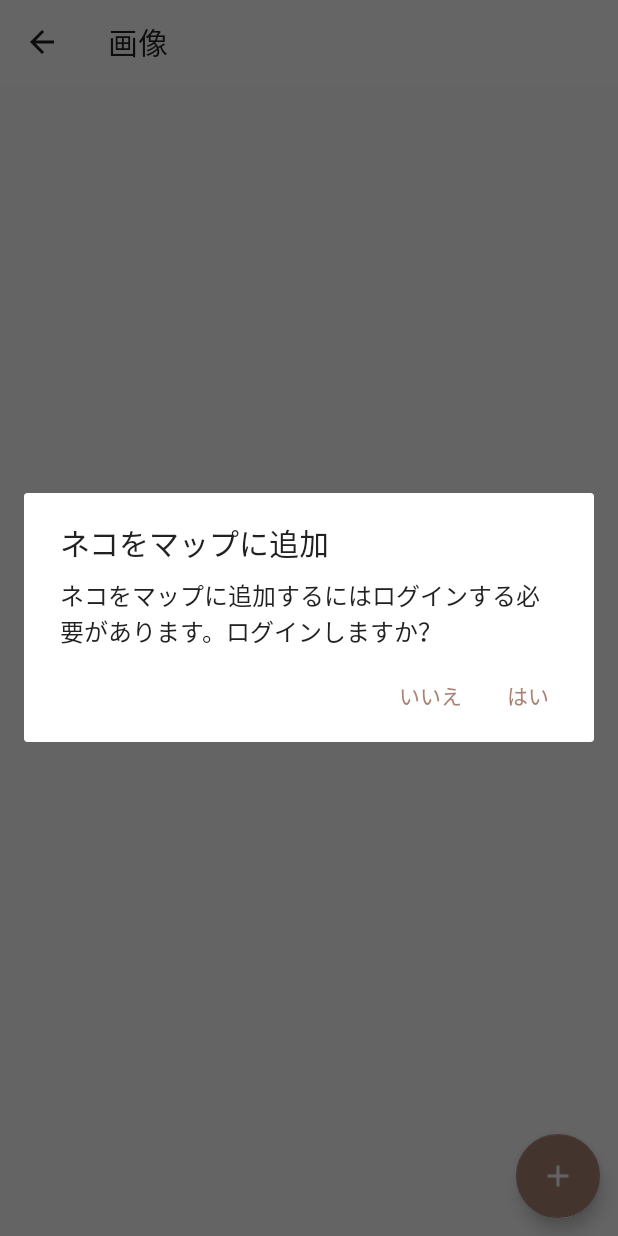
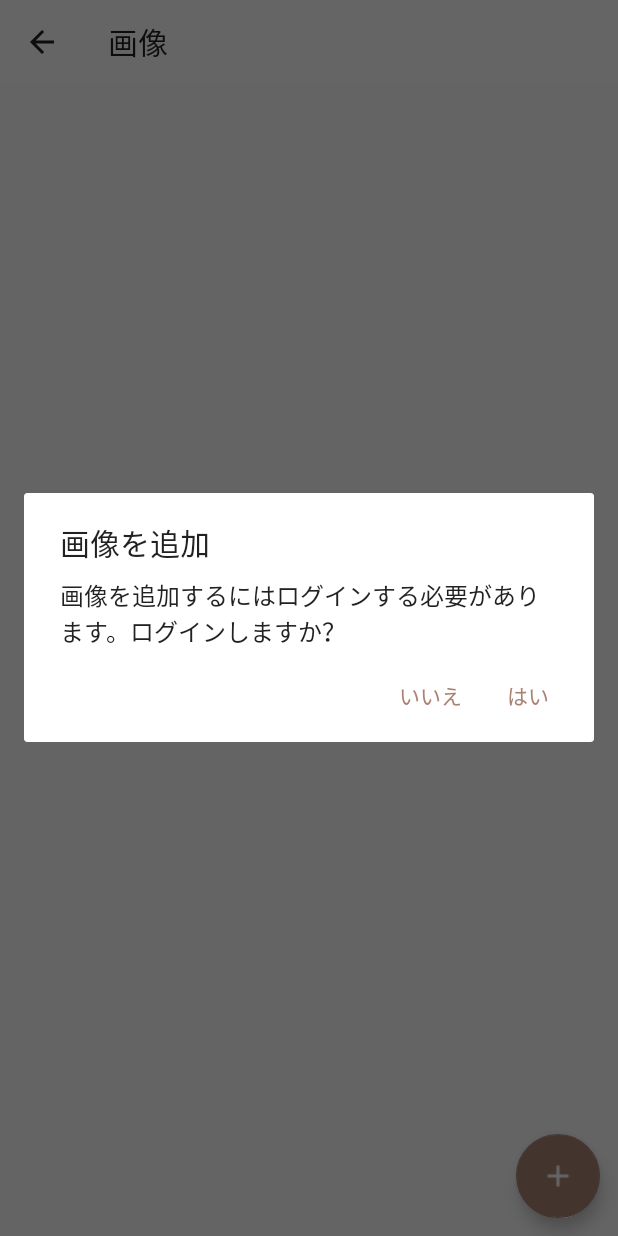
Before and after one commit to YokoMasa/cat-map, an Android app: the ImageListActivity screen opened directly, with no data from a screen before it, after a tap on an icon or button, on a phone screen of 412 x 824 dp. Run offline under Robolectric (Android 15) with nearby library versions, the phone set to English and light mode, and no system bars; pictures from the network do not load; 1 statement that could not run was skipped.

Commit message:
organized login part

```diff
--- a/app/src/main/java/com/masaworld/catmap/ui/activity/BaseActivity.java
+++ b/app/src/main/java/com/masaworld/catmap/ui/activity/BaseActivity.java
@@ -1,6 +1,8 @@
 package com.masaworld.catmap.ui.activity;
 
 import android.arch.lifecycle.Lifecycle;
+import android.content.Intent;
+import android.support.v4.app.DialogFragment;
 import android.support.v4.app.Fragment;
 import android.support.v4.app.FragmentTransaction;
 import android.support.v7.app.AppCompatActivity;
@@ -8,10 +10,11 @@ import android.widget.Toast;
 
 import com.masaworld.catmap.R;
 import com.masaworld.catmap.ui.fragment.LoadingFragment;
+import com.masaworld.catmap.ui.fragment.LoginCheckDialogFragment;
 import com.masaworld.catmap.ui.fragment.OnBackPressedListener;
 import com.masaworld.catmap.viewmodel.ViewEvent;
 
-public abstract class BaseActivity extends AppCompatActivity {
+public abstract class BaseActivity extends AppCompatActivity implements LoginCheckDialogFragment.LoginCheckCallback {
 
     private static final String LOADING_FRAGMENT_TAG = "loading";
 
@@ -28,6 +31,11 @@ public abstract class BaseActivity extends AppCompatActivity {
             showToast(e.getPayload());
             e.handled();
         }
+    }
+
+    protected void showLoginDialog(int title, int message) {
+        DialogFragment f = LoginCheckDialogFragment.get(title, message);
+        f.show(getSupportFragmentManager(), null);
     }
 
     protected boolean isEventExecutable(ViewEvent e) {
@@ -54,6 +62,12 @@ public abstract class BaseActivity extends AppCompatActivity {
     }
 
     @Override
+    public void onLoginAccepted() {
+        Intent intent = new Intent(this, LoginActivity.class);
+        startActivity(intent);
+    }
+
+    @Override
     public void onBackPressed() {
         for (Fragment f: getSupportFragmentManager().getFragments()) {
             if (f instanceof OnBackPressedListener) {
--- a/app/src/main/java/com/masaworld/catmap/ui/activity/ImageListActivity.java
+++ b/app/src/main/java/com/masaworld/catmap/ui/activity/ImageListActivity.java
@@ -89,8 +89,7 @@ public class ImageListActivity extends BaseActivity implements LoginCheckDialogF
 
     private void handleShowLoginDialogEvent(ViewEvent e) {
         if (isEventExecutable(e)) {
-            LoginCheckDialogFragment f = new LoginCheckDialogFragment();
-            f.show(getSupportFragmentManager(), null);
+            showLoginDialog(R.string.login_check_title_add_image, R.string.login_check_message_add_image);
             e.handled();
         }
     }
--- a/app/src/main/java/com/masaworld/catmap/ui/activity/LoginActivity.java
+++ b/app/src/main/java/com/masaworld/catmap/ui/activity/LoginActivity.java
@@ -21,7 +21,7 @@ import com.twitter.sdk.android.core.TwitterException;
 import com.twitter.sdk.android.core.TwitterSession;
 import com.twitter.sdk.android.core.identity.TwitterLoginButton;
 
-public class LoginActivity extends AppCompatActivity implements View.OnClickListener {
+public class LoginActivity extends BaseActivity implements View.OnClickListener {
 
     private LoginViewModel viewModel;
     private TwitterLoginButton twitterLoginButton;
@@ -47,10 +47,11 @@ public class LoginActivity extends AppCompatActivity implements View.OnClickList
     private void handleLoginFailedEvent(ViewEvent e) {
         buttonWrapper.setVisibility(View.VISIBLE);
         progressBar.setVisibility(View.GONE);
-        Toast.makeText(this, R.string.error_login_failed, Toast.LENGTH_SHORT).show();
+        showToast(R.string.error_login_failed);
     }
 
     private void handleLoginSuccessEvent(ViewEvent e) {
+        showToast(R.string.login_succeeded);
         onBackPressed();
     }
 
--- a/app/src/main/java/com/masaworld/catmap/ui/fragment/LoginCheckDialogFragment.java
+++ b/app/src/main/java/com/masaworld/catmap/ui/fragment/LoginCheckDialogFragment.java
@@ -12,7 +12,18 @@ import com.masaworld.catmap.R;
 
 public class LoginCheckDialogFragment extends DialogFragment {
 
+    private static final String EXTRA_TITLE = "extra_title";
+    private static final String EXTRA_MESSAGE = "extra_message";
     private LoginCheckCallback callback;
+
+    public static DialogFragment get(int titleId, int messageId) {
+        DialogFragment f = new LoginCheckDialogFragment();
+        Bundle bundle = new Bundle();
+        bundle.putInt(EXTRA_TITLE, titleId);
+        bundle.putInt(EXTRA_MESSAGE, messageId);
+        f.setArguments(bundle);
+        return f;
+    }
 
     @Override
     public void onAttach(Context context) {
@@ -25,9 +36,16 @@ public class LoginCheckDialogFragment extends DialogFragment {
     @NonNull
     @Override
     public Dialog onCreateDialog(Bundle savedInstanceState) {
+        Bundle bundle = getArguments();
+        if (bundle == null) {
+            throw new IllegalArgumentException("Please set arguments to this fragment before attaching.");
+        }
+
+        int titleId = bundle.getInt(EXTRA_TITLE);
+        int messageId = bundle.getInt(EXTRA_MESSAGE);
         return new AlertDialog.Builder(getContext())
-                .setTitle(R.string.login_check_title)
-                .setMessage(R.string.login_check_message)
+                .setTitle(titleId)
+                .setMessage(messageId)
                 .setPositiveButton(R.string.yes, (dialogInterface, i) -> {
                     notifyCallback();
                     dismiss();
--- a/app/src/main/res/values/strings.xml
+++ b/app/src/main/res/values/strings.xml
@@ -1,11 +1,16 @@
 <resources>
     <string name="app_name">CatMap</string>
     <string name="title_activity_maps">Map</string>
-    <string name="login_check_message">ネコをマップに追加するにはログインする必要があります。ログインしますか？</string>
-    <string name="login_check_title">ネコをマップに追加</string>
+    <string name="login_check_message_add_cat">ネコをマップに追加するにはログインする必要があります。ログインしますか？</string>
+    <string name="login_check_title_add_cat">ネコをマップに追加</string>
+    <string name="login_check_message_add_image">画像を追加するにはログインする必要があります。ログインしますか？</string>
+    <string name="login_check_title_add_image">画像を追加</string>
+    <string name="login_check_message_add_comment">コメントを追加するにはログインする必要があります。ログインしますか？</string>
+    <string name="login_check_title_add_comment">コメントを追加</string>
     <string name="login_email">メールアドレス</string>
     <string name="login_password">パスワード</string>
     <string name="login">ログイン</string>
+    <string name="login_succeeded">ログインしました</string>
     <string name="yes">はい</string>
     <string name="no">いいえ</string>
     <string name="add">追加</string>
```
Also changed, not shown: app/src/main/java/com/masaworld/catmap/ui/activity/MapsActivity.java (+2 -9 lines), app/src/main/java/com/masaworld/catmap/ui/fragment/CatCommentFragment.java (+13 -2 lines).
